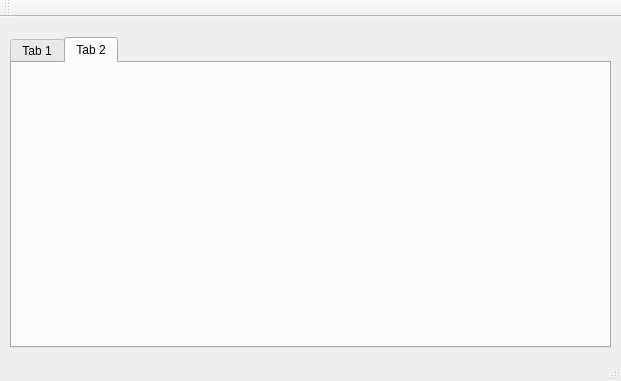
The window that 08-CodageVisualiserLecteurs/init_ihm/SuPer_SCHERER/ihm.ui (NicolasScherer/ProjetSuPer) describes before a commit, drawn with Qt 5.
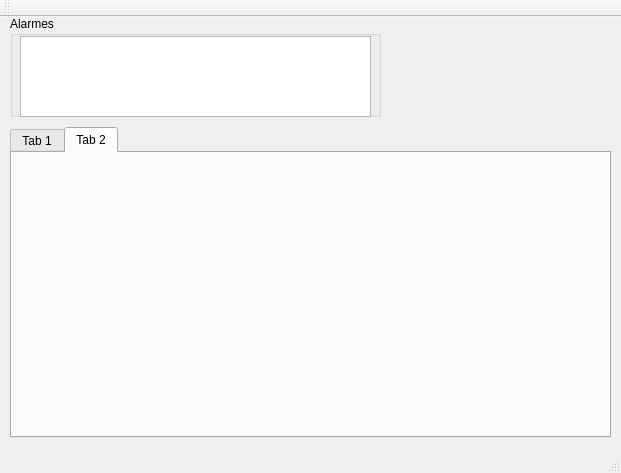
The same window after the commit.

The edit to the form file:
```diff
--- a/08-CodageVisualiserLecteurs/init_ihm/SuPer_SCHERER/ihm.ui
+++ b/08-CodageVisualiserLecteurs/init_ihm/SuPer_SCHERER/ihm.ui
@@ -7,7 +7,7 @@
     <x>0</x>
     <y>0</y>
     <width>621</width>
-    <height>381</height>
+    <height>473</height>
    </rect>
   </property>
   <property name="windowTitle">
@@ -21,7 +21,7 @@
     <property name="geometry">
      <rect>
       <x>10</x>
-      <y>20</y>
+      <y>110</y>
       <width>601</width>
       <height>311</height>
      </rect>
@@ -40,6 +40,32 @@
      </attribute>
     </widget>
    </widget>
+   <widget class="QGroupBox" name="groupBox">
+    <property name="geometry">
+     <rect>
+      <x>10</x>
+      <y>-1</y>
+      <width>371</width>
+      <height>101</height>
+     </rect>
+    </property>
+    <property name="contextMenuPolicy">
+     <enum>Qt::DefaultContextMenu</enum>
+    </property>
+    <property name="title">
+     <string>Alarmes</string>
+    </property>
+    <widget class="QTextEdit" name="textEdit">
+     <property name="geometry">
+      <rect>
+       <x>10</x>
+       <y>20</y>
+       <width>351</width>
+       <height>81</height>
+      </rect>
+     </property>
+    </widget>
+   </widget>
   </widget>
   <widget class="QMenuBar" name="menuBar">
    <property name="geometry">
```
